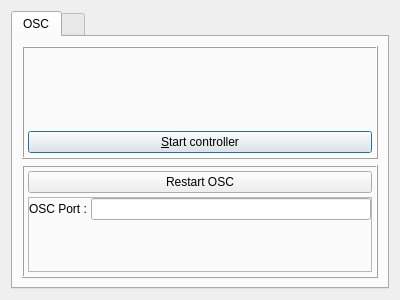
This is sources/interface/OptionsDialog.ui in linuxmao-org/Frontieres as Qt 5 draws it before an edit. The edited form follows.
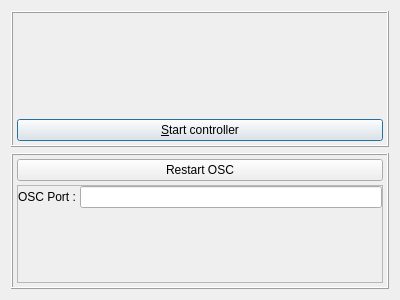
This is the edited form. The open tabs and pages were chosen to show the change.

Diff of the .ui file:
```diff
--- a/sources/interface/OptionsDialog.ui
+++ b/sources/interface/OptionsDialog.ui
@@ -15,16 +15,6 @@
   </property>
   <layout class="QVBoxLayout" name="verticalLayout">
    <item>
-    <widget class="QTabWidget" name="tabWidget">
-     <property name="currentIndex">
-      <number>1</number>
-     </property>
-     <widget class="QWidget" name="tab">
-      <attribute name="title">
-       <string>OSC</string>
-      </attribute>
-      <layout class="QGridLayout" name="gridLayout">
-       <item row="0" column="0">
         <widget class="QFrame" name="frame_3">
          <property name="frameShape">
           <enum>QFrame::Box</enum>
@@ -68,7 +58,7 @@
          </layout>
         </widget>
        </item>
-       <item row="1" column="0">
+   <item>
         <widget class="QFrame" name="frame_4">
          <property name="frameShape">
           <enum>QFrame::Box</enum>
@@ -144,15 +134,6 @@
            </widget>
           </item>
          </layout>
-        </widget>
-       </item>
-      </layout>
-     </widget>
-     <widget class="QWidget" name="tab_2">
-      <attribute name="title">
-       <string/>
-      </attribute>
-     </widget>
     </widget>
    </item>
   </layout>
```
Left out of the diff: 2 changed lines with no effect on the pictures. Lines whose indentation alone changed are shown as unchanged.
